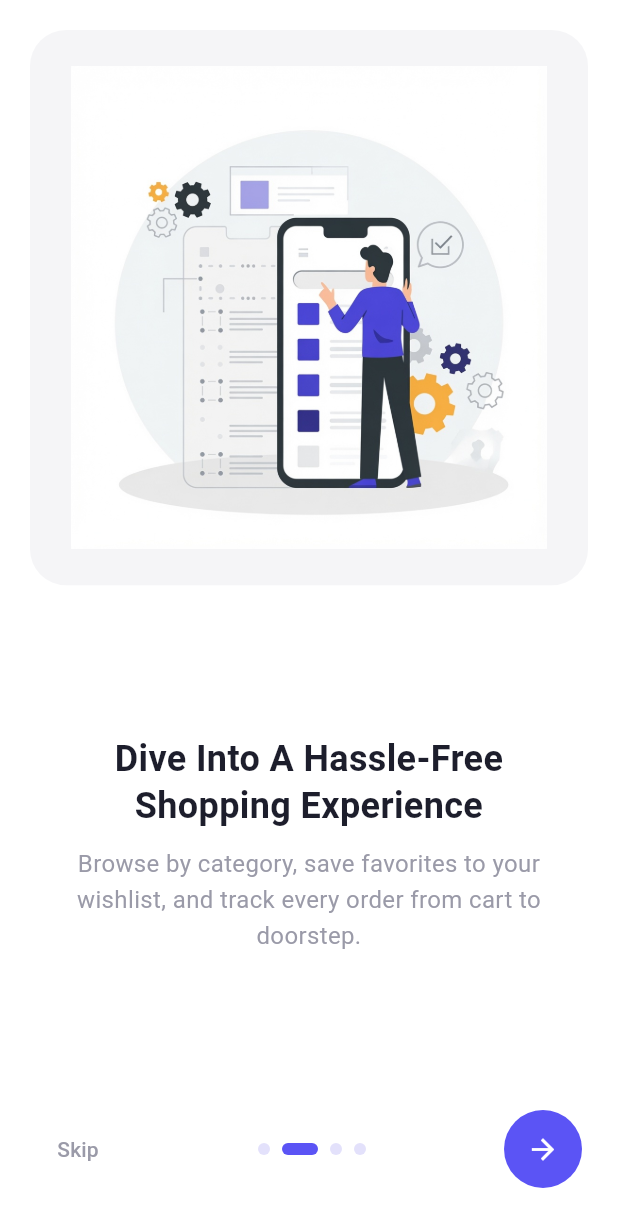
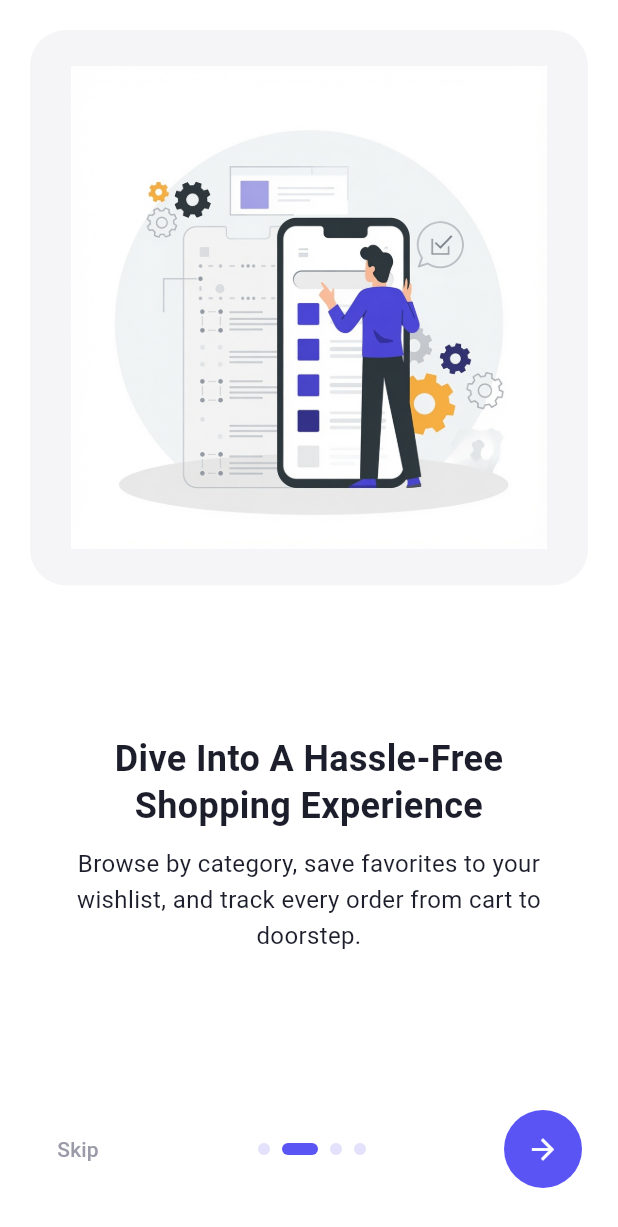
Before and after one commit to kakanyero/SPHERE, a Flutter app: the screen it shows after launch, on a phone screen of 412 x 824 dp. Shown: the top 1227 px of the screen. Run offline on Flutter 3.47's test engine with Material 3 defaults, Android fonts, the light colour scheme and no system bars; our stand-ins replace elegant_notification, google_fonts, google_maps_flutter, image_picker, loading_animation_widget, share_plus and 1 more; accounts and stored records are empty; Roboto replaces fonts that are missing (Poppins).

```diff
--- a/lib/utils/app_theme.dart
+++ b/lib/utils/app_theme.dart
@@ -6,16 +6,14 @@ class AppColors {
   static const Color primary = Color(0xFF5B54F5); // indigo/purple accent
   static const Color primaryDark = Color(0xFF4A43D9);
   static const Color background = Color(0xFFFFFFFF);
+  static const Color surface = Color(0xFFF5F5FA);
   static const Color textDark = Color(0xFF1D1E2C);
+  static const Color textPrimary = Color(0xFF1D1E2C);
+  static const Color textSecondary = Color(0xFF6B7280);
   static const Color textGrey = Color(0xFF9A9AA8);
   static const Color dotInactive = Color(0xFFE3E1FB);
   static const Color onboardingImageBg = Color(0xFFF5F5F7);
-
-  static var surface;
-
-  static get textSecondary => null;
-
-  static get textPrimary => null; // neutral light-grey card behind onboarding illustrations
+  static const Color error = Color(0xFFDC2626);
 }
 
 class AppTextStyles {
@@ -26,12 +24,45 @@ class AppTextStyles {
     height: 1.3,
   );
 
+  static const TextStyle heading2 = TextStyle(
+    fontSize: 20,
+    fontWeight: FontWeight.w700,
+    color: AppColors.textDark,
+    height: 1.3,
+  );
+
+  static const TextStyle subtitle1 = TextStyle(
+    fontSize: 18,
+    fontWeight: FontWeight.w600,
+    color: AppColors.textDark,
+    height: 1.4,
+  );
+
   static const TextStyle body = TextStyle(
     fontSize: 16,
     fontWeight: FontWeight.w400,
-    color: AppColors.textGrey,
+    color: AppColors.textPrimary,
     height: 1.5,
   );
 
-  static get subtitle1 => null;
+  static const TextStyle body1 = TextStyle(
+    fontSize: 15,
+    fontWeight: FontWeight.w600,
+    color: AppColors.textPrimary,
+    height: 1.4,
+  );
+
+  static const TextStyle button = TextStyle(
+    fontSize: 15,
+    fontWeight: FontWeight.w600,
+    color: AppColors.textPrimary,
+    height: 1.4,
+  );
+
+  static const TextStyle body2 = TextStyle(
+    fontSize: 14,
+    fontWeight: FontWeight.w400,
+    color: AppColors.textSecondary,
+    height: 1.4,
+  );
 }
```
Also changed, not shown: lib/screens/help_center_screen.dart (+6 -4 lines), lib/widgets/custom_text_field.dart (+14 -4 lines).
